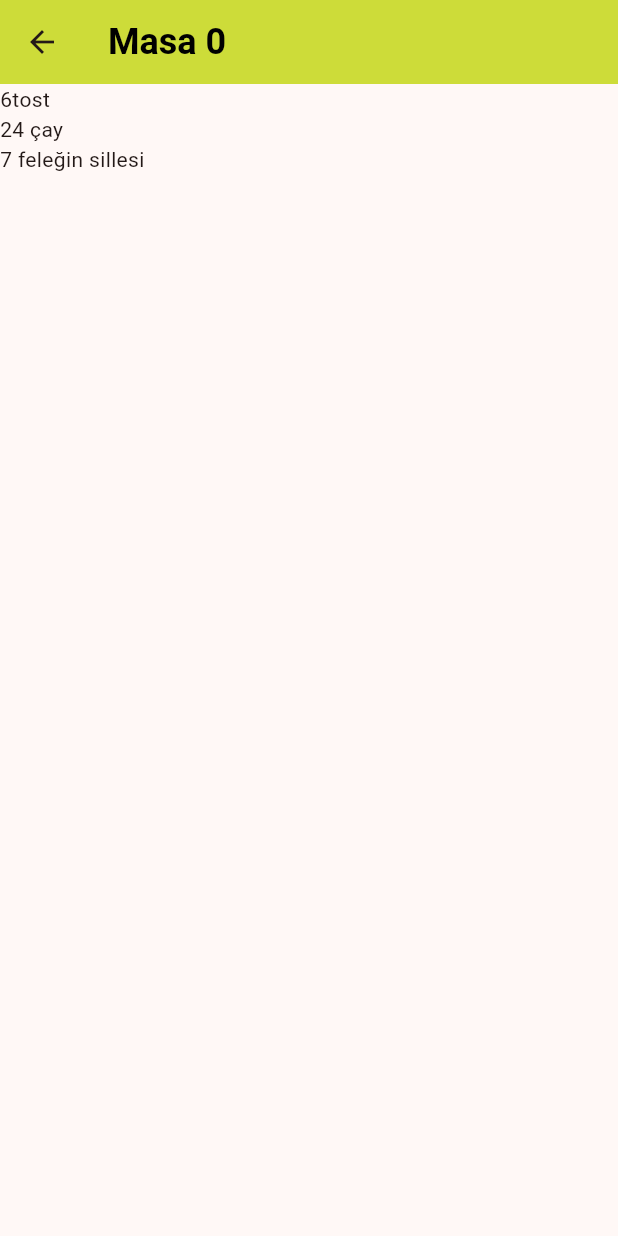
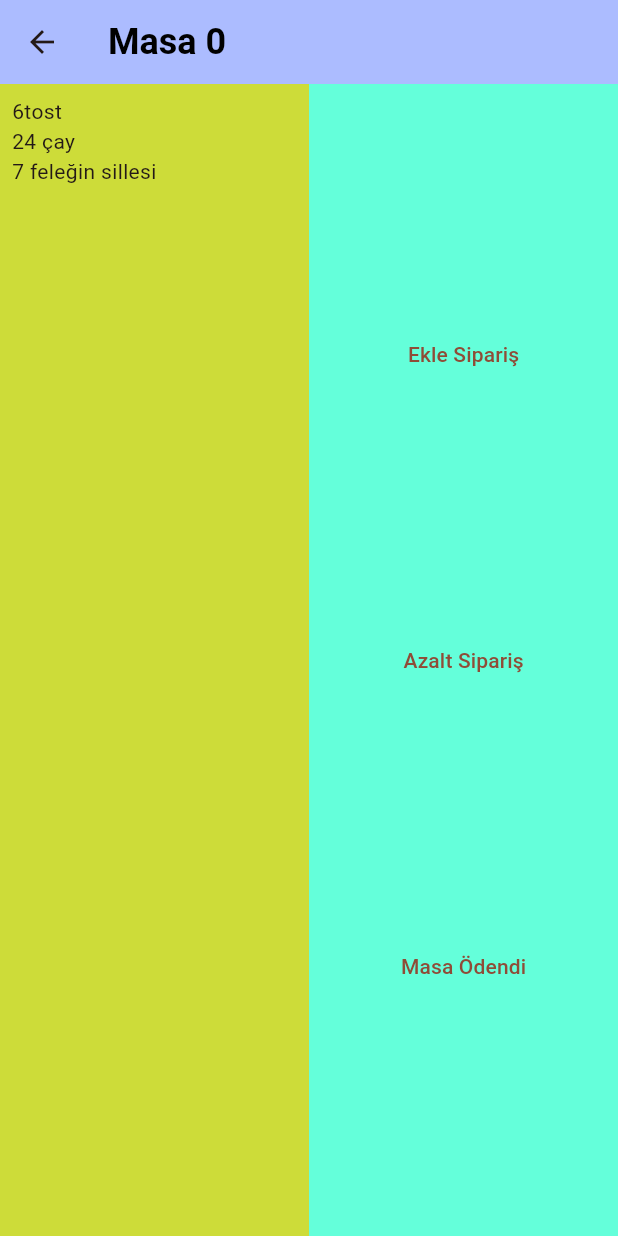
Before and after one commit to Erimsaholut/cafeManagementApp, a Flutter app: the CustomTableMenu screen opened directly with empty values, on a phone screen of 412 x 824 dp. Run offline on Flutter 3.47's test engine with Material 2 defaults, Android fonts, the phone set to English and light mode, and no system bars.

Commit message:
table page outline

```diff
--- a/lib/classes/custom_table_menu.dart
+++ b/lib/classes/custom_table_menu.dart
@@ -14,11 +14,52 @@ class CustomTableMenu extends StatelessWidget {
     return Scaffold(
       appBar: AppBar(
         title: isTableNameNull(tableName, tableNum),
-        backgroundColor: Colors.lime,
+        backgroundColor: Color(0XFFACBCFF),
       ),
-      body: const Column(
-        children: [Text("6tost\n24 çay\n7 feleğin sillesi")],
+      body: Row(
+        children: [
+          Expanded(
+            flex: 1,
+            child: Container(
+              color: Colors.lime,
+              padding: const EdgeInsets.all(8.0),
+              child: const Column(
+                mainAxisAlignment: MainAxisAlignment.start,
+                crossAxisAlignment: CrossAxisAlignment.start,
+                children: [
+                  Text("6tost"),
+                  Text("24 çay"),
+                  Text("7 feleğin sillesi"),
+                ],
+              ),
+            ),
+          ),
+          Expanded(
+            flex: 1,
+            child: Container(
+              color: Colors.tealAccent,
+              child: Column(
+                mainAxisAlignment: MainAxisAlignment.spaceEvenly,
+                children: [
+                  TextButton(
+                    onPressed: () {},
+                    child: Text("Ekle Sipariş"),
+                  ),
+                  TextButton(
+                    onPressed: () {},
+                    child: Text("Azalt Sipariş"),
+                  ),
+                  TextButton(
+                    onPressed: () {},
+                    child: Text("Masa Ödendi"),
+                  ),
+                ],
+              ),
+            ),
+          ),
+        ],
       ),
+      backgroundColor: Color(0xFFAEE2FF),
     );
   }
 }
```
